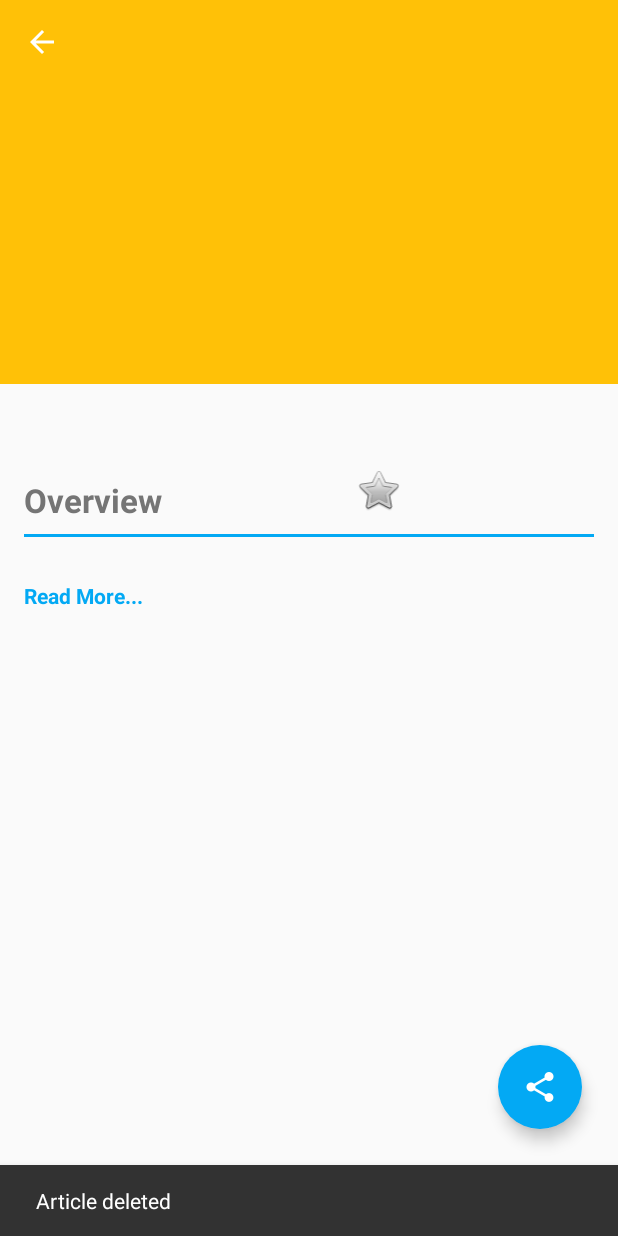
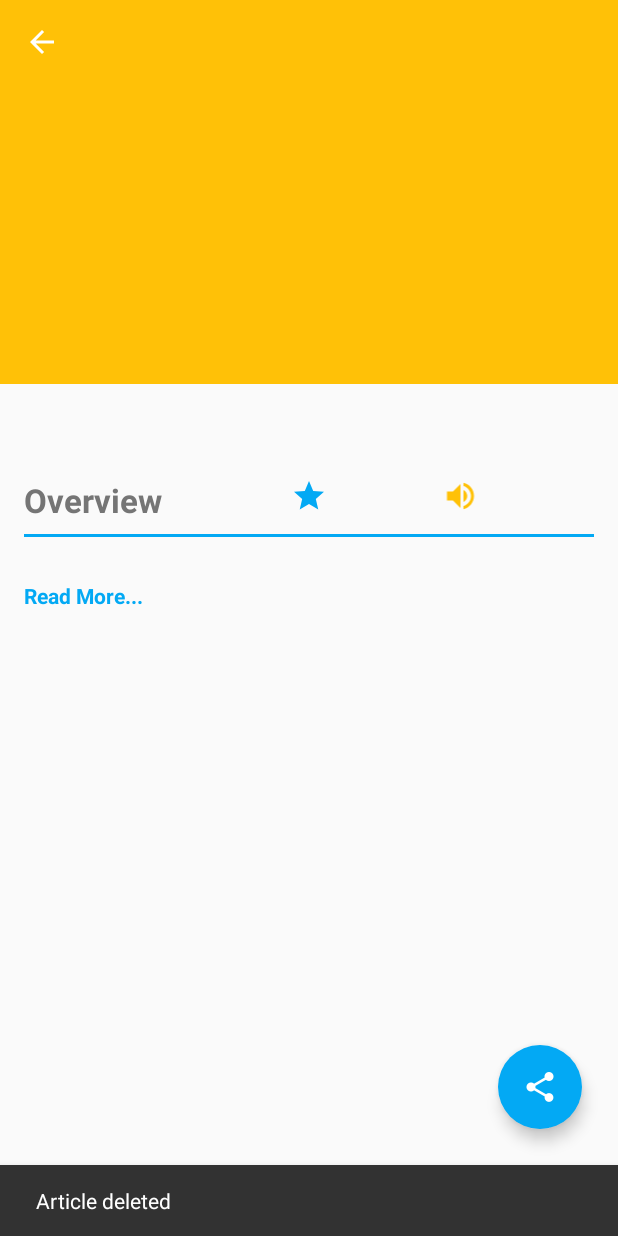
Before and after one commit to vikasdesale/News24x7-news-from-every-part-of-the-world, an Android app: the DetailsFragment screen opened directly, with no data from a screen before it, after a tap on "This is button to save news article", on a phone screen of 412 x 824 dp. Run offline under Robolectric (Android 15) with nearby library versions, the phone set to English and light mode, and no system bars; our stand-ins replace AdMob, ButterKnife; pictures from the network do not load; 3 statements that could not run were skipped; 1 other tap on this screen came first.

```diff
--- a/app/src/main/AndroidManifest.xml
+++ b/app/src/main/AndroidManifest.xml
@@ -13,7 +13,8 @@
     <uses-permission android:name="android.permission.ACCESS_NETWORK_STATE" />
     <uses-permission android:name="android.Manifest.permission.RECEIVE_BOOT_COMPLETED" />
 
-
+    <uses-permission android:name="android.permission.WRITE_EXTERNAL_STORAGE" />
+    <uses-permission android:name="android.permission.READ_EXTERNAL_STORAGE" />
     <application
         android:allowBackup="true"
         android:icon="@mipmap/ic_launcher"
--- /dev/null
+++ b/app/src/main/res/drawable/ic_point.xml
@@ -0,0 +1,8 @@
+<!-- drawable/hand-pointing-right.xml -->
+<vector xmlns:android="http://schemas.android.com/apk/res/android"
+    android:height="24dp"
+    android:width="24dp"
+    android:viewportWidth="24.0"
+    android:viewportHeight="24.0">
+    <path android:fillColor="@color/accent" android:pathData="M21,9A1,1 0 0,1 22,10A1,1 0 0,1 21,11H16.53L16.4,12.21L14.2,17.15C14,17.65 13.47,18 12.86,18H8.5C7.7,18 7,17.27 7,16.5V10C7,9.61 7.16,9.26 7.43,9L11.63,4.1L12.4,4.84C12.6,5.03 12.72,5.29 12.72,5.58L12.69,5.8L11,9H21M2,18V10H5V18H2Z" />
+</vector>
--- /dev/null
+++ b/app/src/main/res/drawable/speak_off.xml
@@ -0,0 +1,8 @@
+<!-- drawable/volume-high.xml -->
+<vector xmlns:android="http://schemas.android.com/apk/res/android"
+    android:height="24dp"
+    android:width="24dp"
+    android:viewportWidth="24.0"
+    android:viewportHeight="24.0">
+    <path android:fillColor="@color/accent" android:pathData="M14,3.23V5.29C16.89,6.15 19,8.83 19,12C19,15.17 16.89,17.84 14,18.7V20.77C18,19.86 21,16.28 21,12C21,7.72 18,4.14 14,3.23M16.5,12C16.5,10.23 15.5,8.71 14,7.97V16C15.5,15.29 16.5,13.76 16.5,12M3,9V15H7L12,20V4L7,9H3Z" />
+</vector>
--- /dev/null
+++ b/app/src/main/res/drawable/speak_on.xml
@@ -0,0 +1,8 @@
+<!-- drawable/volume-high.xml -->
+<vector xmlns:android="http://schemas.android.com/apk/res/android"
+    android:height="24dp"
+    android:width="24dp"
+    android:viewportWidth="24.0"
+    android:viewportHeight="24.0">
+    <path android:fillColor="@color/primary" android:pathData="M14,3.23V5.29C16.89,6.15 19,8.83 19,12C19,15.17 16.89,17.84 14,18.7V20.77C18,19.86 21,16.28 21,12C21,7.72 18,4.14 14,3.23M16.5,12C16.5,10.23 15.5,8.71 14,7.97V16C15.5,15.29 16.5,13.76 16.5,12M3,9V15H7L12,20V4L7,9H3Z" />
+</vector>
--- /dev/null
+++ b/app/src/main/res/drawable/star.xml
@@ -0,0 +1,8 @@
+<!-- drawable/star.xml -->
+<vector xmlns:android="http://schemas.android.com/apk/res/android"
+    android:height="24dp"
+    android:width="24dp"
+    android:viewportWidth="24"
+    android:viewportHeight="24">
+    <path android:fillColor="@color/primary" android:pathData="M12,17.27L18.18,21L16.54,13.97L22,9.24L14.81,8.62L12,2L9.19,8.62L2,9.24L7.45,13.97L5.82,21L12,17.27Z" />
+</vector>
--- /dev/null
+++ b/app/src/main/res/drawable/star_off.xml
@@ -0,0 +1,8 @@
+<!-- drawable/star.xml -->
+<vector xmlns:android="http://schemas.android.com/apk/res/android"
+    android:height="24dp"
+    android:width="24dp"
+    android:viewportWidth="24"
+    android:viewportHeight="24">
+    <path android:fillColor="@color/accent" android:pathData="M12,17.27L18.18,21L16.54,13.97L22,9.24L14.81,8.62L12,2L9.19,8.62L2,9.24L7.45,13.97L5.82,21L12,17.27Z" />
+</vector>
--- a/app/src/main/res/layout/fragment_article_detail.xml
+++ b/app/src/main/res/layout/fragment_article_detail.xml
@@ -94,17 +94,27 @@
                     android:textStyle="bold" />
 
                 <ImageView
-                    android:contentDescription="@string/action_save"
-                    android:id="@+id/save"
+                    android:contentDescription="@string/action_speak"
+                    android:id="@+id/speak"
                     android:layout_width="wrap_content"
                     android:layout_height="wrap_content"
                     android:layout_alignParentRight="true"
                     android:layout_alignParentEnd="true"
+                    android:layout_marginTop="@dimen/article_title_margin_top"
                     android:layout_marginRight="@dimen/detail_inner_horiz_margin"
                     android:layout_marginEnd="@dimen/detail_inner_horiz_margin"
-                    android:layout_toRightOf="@id/overview"
-                    android:layout_toEndOf="@+id/overview"
-                    android:src="@android:drawable/btn_star_big_off" />
+                    android:layout_toRightOf="@+id/save"
+                    android:layout_toEndOf="@+id/save"
+                    app:srcCompat="@drawable/speak_off" />
+
+                <ImageView
+                    android:contentDescription="@string/action_save"
+                    android:id="@+id/save"
+                    android:layout_marginTop="@dimen/article_title_margin_top"
+                    android:layout_width="wrap_content"
+                    android:layout_height="wrap_content"
+                    app:srcCompat="@drawable/star_off"
+                    android:layout_centerHorizontal="true" />
             </RelativeLayout>
 
             <View
--- a/app/src/main/res/values/strings.xml
+++ b/app/src/main/res/values/strings.xml
@@ -77,5 +77,6 @@
     <string name="settings_nav">Settings</string>
     <string name="help_nav">Help</string>
     <string name="no_image_title">No Title</string>
+    <string name="action_speak">read article</string>
 
 </resources>
```
Also changed, not shown: app/src/main/java/com/android/news24x7/fragments/DetailsFragment.java (+104 -10 lines), app/src/main/res/drawable-hdpi/ic_point.png (deleted), app/src/main/res/drawable-mdpi/ic_point.png (deleted), app/src/main/res/drawable-xhdpi/ic_point.png (deleted), app/src/main/res/drawable-xxhdpi/ic_point.png (deleted).
